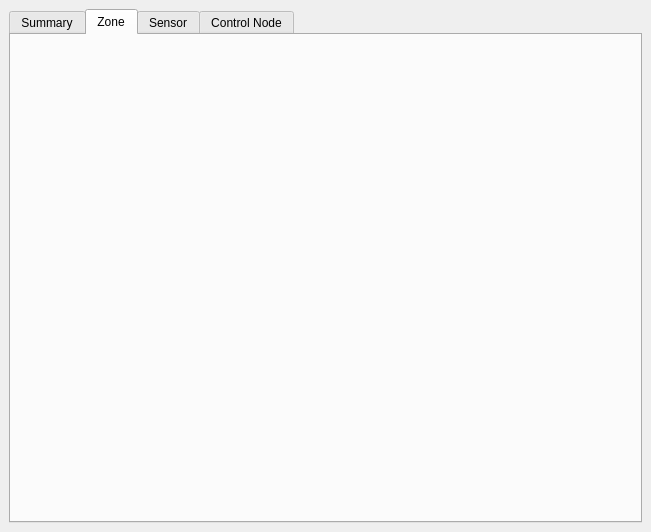
The window that Forms/main.ui (JosephEoff/Mud-Py-Analyser) describes before a commit, drawn with Qt 5.
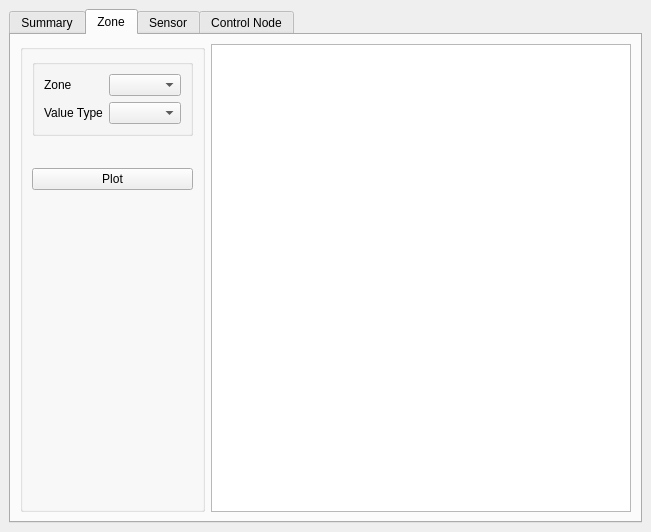
The same window after the commit. The open tabs and pages were chosen to show the change. Custom widgets are drawn as their Qt base class.

Commit message: Implemented zone heat map.

```diff
--- a/Forms/main.ui
+++ b/Forms/main.ui
@@ -37,6 +37,141 @@
          <attribute name="title">
           <string>Zone</string>
          </attribute>
+         <layout class="QHBoxLayout" name="horizontalLayout_3">
+          <item>
+           <layout class="QHBoxLayout" name="horizontalLayout_Zone">
+            <property name="sizeConstraint">
+             <enum>QLayout::SetDefaultConstraint</enum>
+            </property>
+            <item>
+             <widget class="QGroupBox" name="groupBoxZone">
+              <property name="sizePolicy">
+               <sizepolicy hsizetype="Fixed" vsizetype="Minimum">
+                <horstretch>0</horstretch>
+                <verstretch>0</verstretch>
+               </sizepolicy>
+              </property>
+              <property name="title">
+               <string/>
+              </property>
+              <layout class="QVBoxLayout" name="verticalLayout_5">
+               <item>
+                <layout class="QVBoxLayout" name="verticalLayoutZone1">
+                 <item>
+                  <widget class="QGroupBox" name="groupBoxZone1">
+                   <property name="sizePolicy">
+                    <sizepolicy hsizetype="Minimum" vsizetype="Minimum">
+                     <horstretch>0</horstretch>
+                     <verstretch>0</verstretch>
+                    </sizepolicy>
+                   </property>
+                   <property name="minimumSize">
+                    <size>
+                     <width>0</width>
+                     <height>0</height>
+                    </size>
+                   </property>
+                   <property name="title">
+                    <string/>
+                   </property>
+                   <property name="alignment">
+                    <set>Qt::AlignLeading|Qt::AlignLeft|Qt::AlignTop</set>
+                   </property>
+                   <property name="checkable">
+                    <bool>false</bool>
+                   </property>
+                   <layout class="QFormLayout" name="formLayout_3">
+                    <item row="0" column="1">
+                     <widget class="QComboBox" name="comboBoxZone">
+                      <property name="sizePolicy">
+                       <sizepolicy hsizetype="MinimumExpanding" vsizetype="Fixed">
+                        <horstretch>0</horstretch>
+                        <verstretch>0</verstretch>
+                       </sizepolicy>
+                      </property>
+                     </widget>
+                    </item>
+                    <item row="1" column="0">
+                     <widget class="QLabel" name="labelValueType_3">
+                      <property name="text">
+                       <string>Value Type</string>
+                      </property>
+                     </widget>
+                    </item>
+                    <item row="1" column="1">
+                     <widget class="QComboBox" name="comboBoxSensorTypeZone">
+                      <property name="sizePolicy">
+                       <sizepolicy hsizetype="MinimumExpanding" vsizetype="Fixed">
+                        <horstretch>0</horstretch>
+                        <verstretch>0</verstretch>
+                       </sizepolicy>
+                      </property>
+                     </widget>
+                    </item>
+                    <item row="0" column="0">
+                     <widget class="QLabel" name="labelZone">
+                      <property name="text">
+                       <string>Zone</string>
+                      </property>
+                     </widget>
+                    </item>
+                   </layout>
+                  </widget>
+                 </item>
+                 <item>
+                  <widget class="TimeRangePicker" name="timeRangeZone" native="true">
+                   <property name="sizePolicy">
+                    <sizepolicy hsizetype="Minimum" vsizetype="Fixed">
+                     <horstretch>0</horstretch>
+                     <verstretch>0</verstretch>
+                    </sizepolicy>
+                   </property>
+                   <property name="minimumSize">
+                    <size>
+                     <width>0</width>
+                     <height>20</height>
+                    </size>
+                   </property>
+                  </widget>
+                 </item>
+                 <item>
+                  <widget class="QPushButton" name="pushButtonPlotZone">
+                   <property name="text">
+                    <string>Plot</string>
+                   </property>
+                  </widget>
+                 </item>
+                 <item>
+                  <spacer name="verticalSpacerZone">
+                   <property name="orientation">
+                    <enum>Qt::Vertical</enum>
+                   </property>
+                   <property name="sizeHint" stdset="0">
+                    <size>
+                     <width>20</width>
+                     <height>40</height>
+                    </size>
+                   </property>
+                  </spacer>
+                 </item>
+                </layout>
+               </item>
+              </layout>
+             </widget>
+            </item>
+            <item>
+             <widget class="ImageView" name="zonePlot">
+              <property name="sizePolicy">
+               <sizepolicy hsizetype="Expanding" vsizetype="Expanding">
+                <horstretch>0</horstretch>
+                <verstretch>0</verstretch>
+               </sizepolicy>
+              </property>
+             </widget>
+            </item>
+           </layout>
+          </item>
+         </layout>
         </widget>
         <widget class="QWidget" name="sensor">
          <property name="sizePolicy">
@@ -343,6 +478,11 @@
    <header>Forms.TimeRangePicker</header>
    <container>1</container>
   </customwidget>
+  <customwidget>
+   <class>ImageView</class>
+   <extends>QGraphicsView</extends>
+   <header>pyqtgraph</header>
+  </customwidget>
  </customwidgets>
  <resources/>
  <connections/>
```
Left out of the diff: 2 changed lines with no effect on the pictures. The commit also changes 5 other files.
